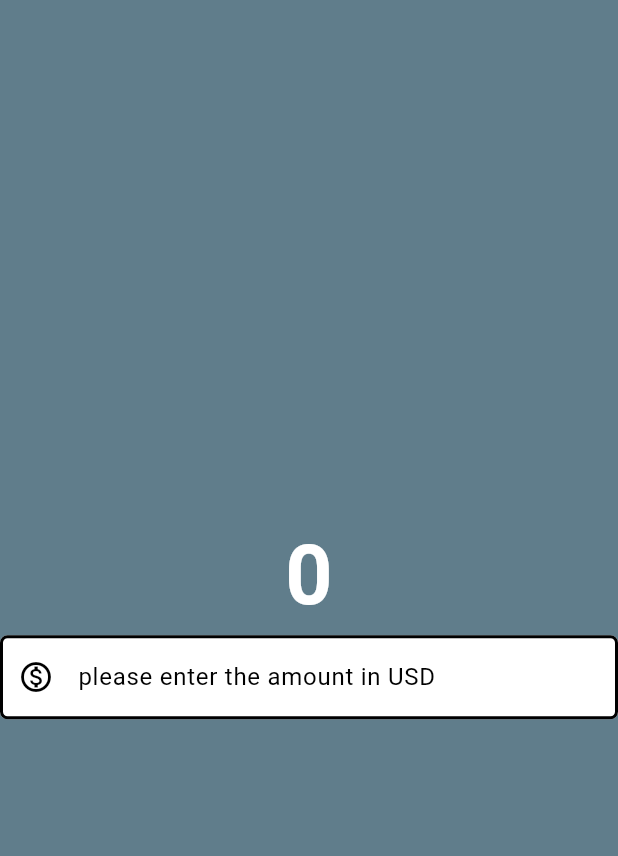
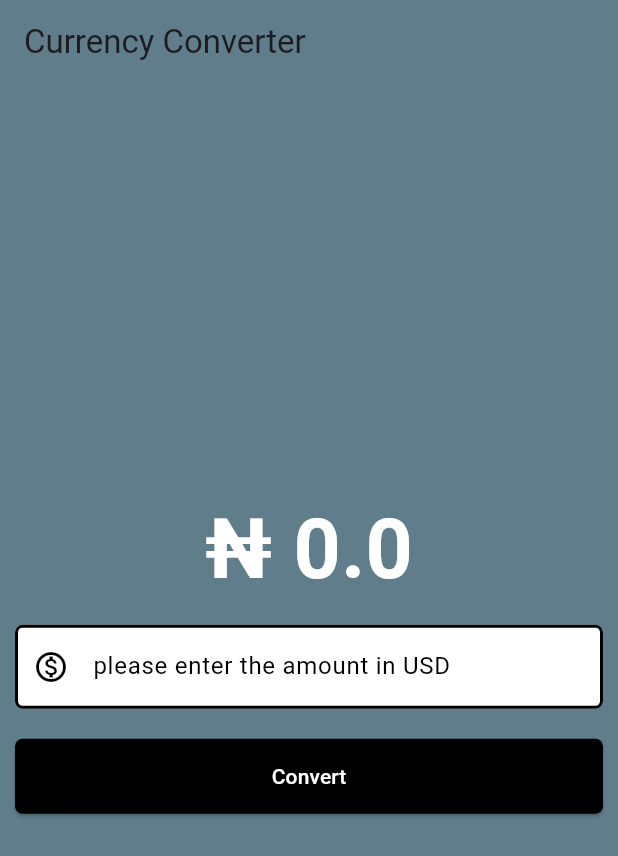
Before and after one commit to vickywagz/currency_converter_app, a Flutter app: the screen it shows after launch, on a phone screen of 412 x 824 dp. Shown: the top 856 px of the screen. Run offline on Flutter 3.47's test engine with Material 3 defaults, Android fonts, the phone set to English and light mode, and no system bars.

Commit message:
almost done now

```diff
--- a/lib/currency_converter_material_page.dart
+++ b/lib/currency_converter_material_page.dart
@@ -1,10 +1,21 @@
 import 'package:flutter/material.dart';
 
-class CurrencyConverterMaterialPage extends StatelessWidget {
+class CurrencyConverterMaterialPage extends StatefulWidget {
   const CurrencyConverterMaterialPage({super.key});
 
   @override
+  State<CurrencyConverterMaterialPage> createState() =>
+      _CurrencyConverterMaterialPageState();
+}
+
+class _CurrencyConverterMaterialPageState
+    extends State<CurrencyConverterMaterialPage> {
+  double result = 0;
+  final TextEditingController textEditingController = TextEditingController();
+
+  @override
   Widget build(BuildContext context) {
+    print('rebuilt');
     final border = OutlineInputBorder(
       borderSide: const BorderSide(
         width: 2.0,
@@ -14,19 +25,27 @@ class CurrencyConverterMaterialPage extends StatelessWidget {
     );
     return Scaffold(
       backgroundColor: Colors.blueGrey,
+      appBar: AppBar(
+        backgroundColor: Colors.blueGrey,
+        elevation: 0,
+        title: const Text('Currency Converter'),
+      ),
       body: Center(
         child: Column(
           mainAxisAlignment: MainAxisAlignment.center,
           children: [
-            const Text(
-              '0',
-              style: TextStyle(
+            Text(
+              '₦ $result',
+              style: const TextStyle(
                 fontSize: 55,
                 fontWeight: FontWeight.bold,
                 color: Color.fromARGB(255, 255, 255, 255),
               ),
             ),
-            TextField(
+            Padding(
+              padding: const EdgeInsets.all(10),
+              child: TextField(
+                  controller: textEditingController,
                   style: const TextStyle(
                     color: Colors.black,
                   ),
@@ -42,7 +61,28 @@ class CurrencyConverterMaterialPage extends StatelessWidget {
                     focusedBorder: border,
                     enabledBorder: border,
                   ),
-            )
+                  keyboardType: const TextInputType.numberWithOptions(
+                    decimal: true,
+                  )),
+            ),
+            Padding(
+              padding: const EdgeInsets.all(10.0),
+              child: ElevatedButton(
+                onPressed: () {
+                  setState(() {
+                    result = double.parse(textEditingController.text) * 1600;
+                  });
+                },
+                style: TextButton.styleFrom(
+                    backgroundColor: Colors.black,
+                    foregroundColor: Colors.white,
+                    minimumSize: const Size(double.infinity, 50),
+                    shape: RoundedRectangleBorder(
+                      borderRadius: BorderRadius.circular(5),
+                    )),
+                child: const Text('Convert'),
+              ),
+            ),
           ],
         ),
       ),
```
Lines whose indentation alone changed are shown as unchanged.
